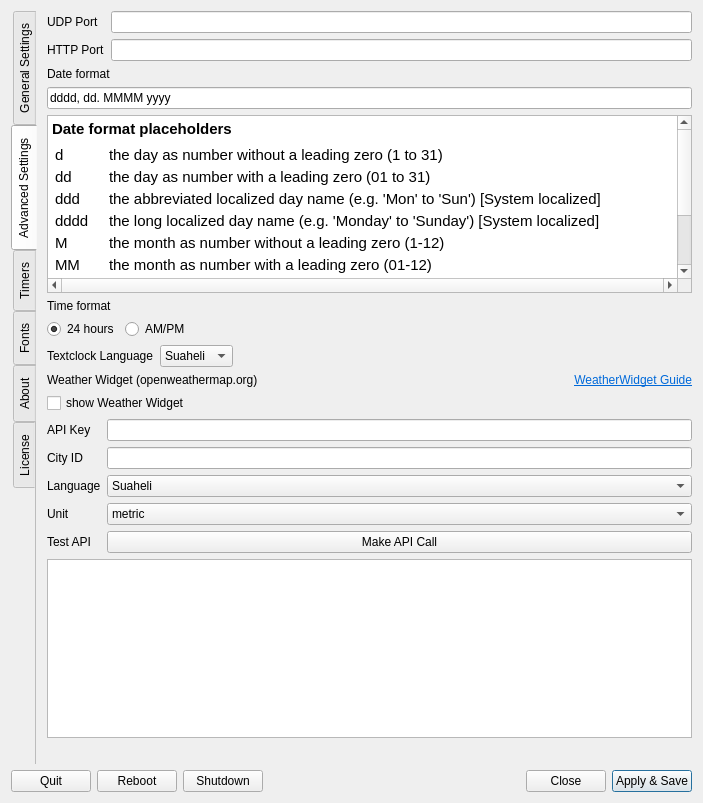
This is settings.ui in saschaludwig/OnAirScreen as Qt 5 draws it before an edit. The edited form follows.
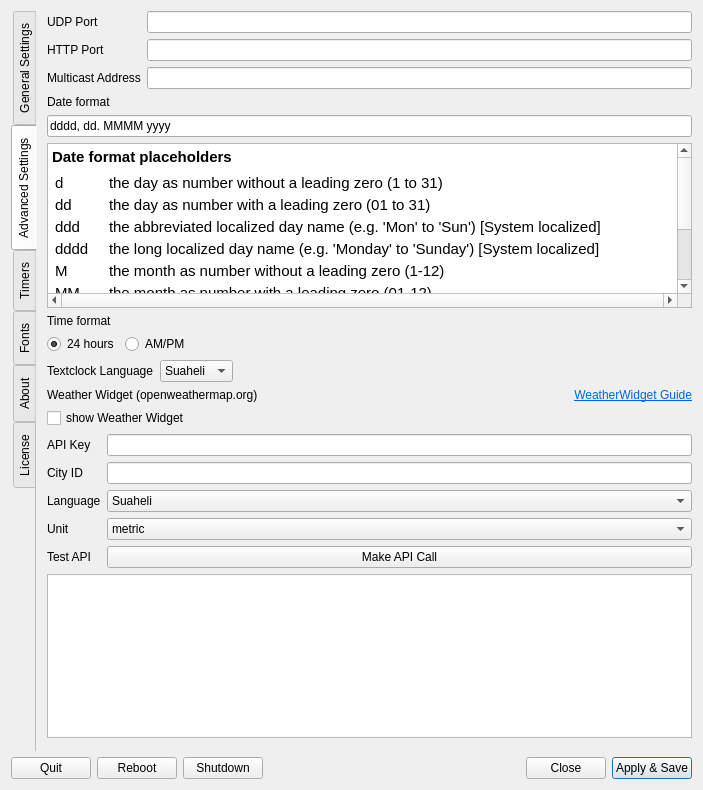
This is the edited form. The open tabs and pages were chosen to show the change. Icons and pictures are not drawn.

Commit message: added multicast group in UI and at socket

Diff of the .ui file:
```diff
--- a/settings.ui
+++ b/settings.ui
@@ -7,7 +7,7 @@
     <x>0</x>
     <y>0</y>
     <width>703</width>
-    <height>803</height>
+    <height>790</height>
    </rect>
   </property>
   <property name="minimumSize">
@@ -941,6 +941,9 @@
                <property name="text">
                 <string>NTP-Check Server:</string>
                </property>
+               <property name="buddy">
+                <cstring>NTPCheckServer</cstring>
+               </property>
               </widget>
              </item>
              <item>
@@ -960,6 +963,9 @@
              <property name="text">
               <string>Logo Path</string>
              </property>
+             <property name="buddy">
+              <cstring>logoPath</cstring>
+             </property>
             </widget>
            </item>
            <item>
@@ -1114,6 +1120,9 @@
                <property name="text">
                 <string>Hours LEDs</string>
                </property>
+               <property name="buddy">
+                <cstring>DigitalHourColorButton</cstring>
+               </property>
               </widget>
              </item>
              <item row="0" column="1">
@@ -1154,6 +1163,9 @@
                <property name="text">
                 <string>Seconds LEDs</string>
                </property>
+               <property name="buddy">
+                <cstring>DigitalSecondColorButton</cstring>
+               </property>
               </widget>
              </item>
              <item row="2" column="1">
@@ -1194,6 +1206,9 @@
                <property name="text">
                 <string>Digits LEDs</string>
                </property>
+               <property name="buddy">
+                <cstring>DigitalDigitColorButton</cstring>
+               </property>
               </widget>
              </item>
              <item row="3" column="1">
@@ -1364,59 +1379,59 @@
             <string>&lt;!DOCTYPE HTML PUBLIC &quot;-//W3C//DTD HTML 4.0//EN&quot; &quot;http://www.w3.org/TR/REC-html40/strict.dtd&quot;&gt;
 &lt;html&gt;&lt;head&gt;&lt;meta name=&quot;qrichtext&quot; content=&quot;1&quot; /&gt;&lt;style type=&quot;text/css&quot;&gt;
 p, li { white-space: pre-wrap; }
-&lt;/style&gt;&lt;/head&gt;&lt;body style=&quot; font-family:'.SF NS Text'; font-size:13pt; font-weight:400; font-style:normal;&quot;&gt;
-&lt;p style=&quot; margin-top:12px; margin-bottom:12px; margin-left:0px; margin-right:0px; -qt-block-indent:0; text-indent:0px;&quot;&gt;&lt;span style=&quot; font-size:11pt; font-weight:600;&quot;&gt;Date format placeholders&lt;/span&gt;&lt;/p&gt;
+&lt;/style&gt;&lt;/head&gt;&lt;body style=&quot; font-family:'.AppleSystemUIFont'; font-size:13pt; font-weight:400; font-style:normal;&quot;&gt;
+&lt;p style=&quot; margin-top:12px; margin-bottom:12px; margin-left:0px; margin-right:0px; -qt-block-indent:0; text-indent:0px;&quot;&gt;&lt;span style=&quot; font-family:'.SF NS Text'; font-size:11pt; font-weight:600;&quot;&gt;Date format placeholders&lt;/span&gt;&lt;/p&gt;
 &lt;table border=&quot;0&quot; style=&quot; margin-top:5px; margin-bottom:0px; margin-left:0px; margin-right:0px;&quot; cellspacing=&quot;2&quot; cellpadding=&quot;1&quot;&gt;
 &lt;tr&gt;
 &lt;td&gt;
-&lt;p style=&quot; margin-top:0px; margin-bottom:0px; margin-left:0px; margin-right:0px; -qt-block-indent:0; text-indent:0px;&quot;&gt;&lt;span style=&quot; font-size:11pt;&quot;&gt;d&lt;/span&gt;&lt;/p&gt;&lt;/td&gt;
+&lt;p style=&quot; margin-top:0px; margin-bottom:0px; margin-left:0px; margin-right:0px; -qt-block-indent:0; text-indent:0px;&quot;&gt;&lt;span style=&quot; font-family:'.SF NS Text'; font-size:11pt;&quot;&gt;d&lt;/span&gt;&lt;/p&gt;&lt;/td&gt;
 &lt;td&gt;
-&lt;p style=&quot; margin-top:0px; margin-bottom:0px; margin-left:0px; margin-right:0px; -qt-block-indent:0; text-indent:0px;&quot;&gt;&lt;span style=&quot; font-size:11pt;&quot;&gt;the day as number without a leading zero (1 to 31)&lt;/span&gt;&lt;/p&gt;&lt;/td&gt;&lt;/tr&gt;
+&lt;p style=&quot; margin-top:0px; margin-bottom:0px; margin-left:0px; margin-right:0px; -qt-block-indent:0; text-indent:0px;&quot;&gt;&lt;span style=&quot; font-family:'.SF NS Text'; font-size:11pt;&quot;&gt;the day as number without a leading zero (1 to 31)&lt;/span&gt;&lt;/p&gt;&lt;/td&gt;&lt;/tr&gt;
 &lt;tr&gt;
 &lt;td&gt;
-&lt;p style=&quot; margin-top:0px; margin-bottom:0px; margin-left:0px; margin-right:0px; -qt-block-indent:0; text-indent:0px;&quot;&gt;&lt;span style=&quot; font-size:11pt;&quot;&gt;dd&lt;/span&gt;&lt;/p&gt;&lt;/td&gt;
+&lt;p style=&quot; margin-top:0px; margin-bottom:0px; margin-left:0px; margin-right:0px; -qt-block-indent:0; text-indent:0px;&quot;&gt;&lt;span style=&quot; font-family:'.SF NS Text'; font-size:11pt;&quot;&gt;dd&lt;/span&gt;&lt;/p&gt;&lt;/td&gt;
 &lt;td&gt;
-&lt;p style=&quot; margin-top:0px; margin-bottom:0px; margin-left:0px; margin-right:0px; -qt-block-indent:0; text-indent:0px;&quot;&gt;&lt;span style=&quot; font-size:11pt;&quot;&gt;the day as number with a leading zero (01 to 31)&lt;/span&gt;&lt;/p&gt;&lt;/td&gt;&lt;/tr&gt;
+&lt;p style=&quot; margin-top:0px; margin-bottom:0px; margin-left:0px; margin-right:0px; -qt-block-indent:0; text-indent:0px;&quot;&gt;&lt;span style=&quot; font-family:'.SF NS Text'; font-size:11pt;&quot;&gt;the day as number with a leading zero (01 to 31)&lt;/span&gt;&lt;/p&gt;&lt;/td&gt;&lt;/tr&gt;
 &lt;tr&gt;
 &lt;td&gt;
-&lt;p style=&quot; margin-top:0px; margin-bottom:0px; margin-left:0px; margin-right:0px; -qt-block-indent:0; text-indent:0px;&quot;&gt;&lt;span style=&quot; font-size:11pt;&quot;&gt;ddd&lt;/span&gt;&lt;/p&gt;&lt;/td&gt;
+&lt;p style=&quot; margin-top:0px; margin-bottom:0px; margin-left:0px; margin-right:0px; -qt-block-indent:0; text-indent:0px;&quot;&gt;&lt;span style=&quot; font-family:'.SF NS Text'; font-size:11pt;&quot;&gt;ddd&lt;/span&gt;&lt;/p&gt;&lt;/td&gt;
 &lt;td&gt;
-&lt;p style=&quot; margin-top:0px; margin-bottom:0px; margin-left:0px; margin-right:0px; -qt-block-indent:0; text-indent:0px;&quot;&gt;&lt;span style=&quot; font-size:11pt;&quot;&gt;the abbreviated localized day name (e.g. 'Mon' to 'Sun') [System localized]&lt;/span&gt;&lt;/p&gt;&lt;/td&gt;&lt;/tr&gt;
+&lt;p style=&quot; margin-top:0px; margin-bottom:0px; margin-left:0px; margin-right:0px; -qt-block-indent:0; text-indent:0px;&quot;&gt;&lt;span style=&quot; font-family:'.SF NS Text'; font-size:11pt;&quot;&gt;the abbreviated localized day name (e.g. 'Mon' to 'Sun') [System localized]&lt;/span&gt;&lt;/p&gt;&lt;/td&gt;&lt;/tr&gt;
 &lt;tr&gt;
 &lt;td&gt;
-&lt;p style=&quot; margin-top:0px; margin-bottom:0px; margin-left:0px; margin-right:0px; -qt-block-indent:0; text-indent:0px;&quot;&gt;&lt;span style=&quot; font-size:11pt;&quot;&gt;dddd&lt;/span&gt;&lt;/p&gt;&lt;/td&gt;
+&lt;p style=&quot; margin-top:0px; margin-bottom:0px; margin-left:0px; margin-right:0px; -qt-block-indent:0; text-indent:0px;&quot;&gt;&lt;span style=&quot; font-family:'.SF NS Text'; font-size:11pt;&quot;&gt;dddd&lt;/span&gt;&lt;/p&gt;&lt;/td&gt;
 &lt;td&gt;
-&lt;p style=&quot; margin-top:0px; margin-bottom:0px; margin-left:0px; margin-right:0px; -qt-block-indent:0; text-indent:0px;&quot;&gt;&lt;span style=&quot; font-size:11pt;&quot;&gt;the long localized day name (e.g. 'Monday' to 'Sunday') [System localized]&lt;/span&gt;&lt;/p&gt;&lt;/td&gt;&lt;/tr&gt;
+&lt;p style=&quot; margin-top:0px; margin-bottom:0px; margin-left:0px; margin-right:0px; -qt-block-indent:0; text-indent:0px;&quot;&gt;&lt;span style=&quot; font-family:'.SF NS Text'; font-size:11pt;&quot;&gt;the long localized day name (e.g. 'Monday' to 'Sunday') [System localized]&lt;/span&gt;&lt;/p&gt;&lt;/td&gt;&lt;/tr&gt;
 &lt;tr&gt;
 &lt;td&gt;
-&lt;p style=&quot; margin-top:0px; margin-bottom:0px; margin-left:0px; margin-right:0px; -qt-block-indent:0; text-indent:0px;&quot;&gt;&lt;span style=&quot; font-size:11pt;&quot;&gt;M&lt;/span&gt;&lt;/p&gt;&lt;/td&gt;
+&lt;p style=&quot; margin-top:0px; margin-bottom:0px; margin-left:0px; margin-right:0px; -qt-block-indent:0; text-indent:0px;&quot;&gt;&lt;span style=&quot; font-family:'.SF NS Text'; font-size:11pt;&quot;&gt;M&lt;/span&gt;&lt;/p&gt;&lt;/td&gt;
 &lt;td&gt;
-&lt;p style=&quot; margin-top:0px; margin-bottom:0px; margin-left:0px; margin-right:0px; -qt-block-indent:0; text-indent:0px;&quot;&gt;&lt;span style=&quot; font-size:11pt;&quot;&gt;the month as number without a leading zero (1-12)&lt;/span&gt;&lt;/p&gt;&lt;/td&gt;&lt;/tr&gt;
+&lt;p style=&quot; margin-top:0px; margin-bottom:0px; margin-left:0px; margin-right:0px; -qt-block-indent:0; text-indent:0px;&quot;&gt;&lt;span style=&quot; font-family:'.SF NS Text'; font-size:11pt;&quot;&gt;the month as number without a leading zero (1-12)&lt;/span&gt;&lt;/p&gt;&lt;/td&gt;&lt;/tr&gt;
 &lt;tr&gt;
 &lt;td&gt;
-&lt;p style=&quot; margin-top:0px; margin-bottom:0px; margin-left:0px; margin-right:0px; -qt-block-indent:0; text-indent:0px;&quot;&gt;&lt;span style=&quot; font-size:11pt;&quot;&gt;MM&lt;/span&gt;&lt;/p&gt;&lt;/td&gt;
+&lt;p style=&quot; margin-top:0px; margin-bottom:0px; margin-left:0px; margin-right:0px; -qt-block-indent:0; text-indent:0px;&quot;&gt;&lt;span style=&quot; font-family:'.SF NS Text'; font-size:11pt;&quot;&gt;MM&lt;/span&gt;&lt;/p&gt;&lt;/td&gt;
 &lt;td&gt;
-&lt;p style=&quot; margin-top:0px; margin-bottom:0px; margin-left:0px; margin-right:0px; -qt-block-indent:0; text-indent:0px;&quot;&gt;&lt;span style=&quot; font-size:11pt;&quot;&gt;the month as number with a leading zero (01-12)&lt;/span&gt;&lt;/p&gt;&lt;/td&gt;&lt;/tr&gt;
+&lt;p style=&quot; margin-top:0px; margin-bottom:0px; margin-left:0px; margin-right:0px; -qt-block-indent:0; text-indent:0px;&quot;&gt;&lt;span style=&quot; font-family:'.SF NS Text'; font-size:11pt;&quot;&gt;the month as number with a leading zero (01-12)&lt;/span&gt;&lt;/p&gt;&lt;/td&gt;&lt;/tr&gt;
 &lt;tr&gt;
 &lt;td&gt;
-&lt;p style=&quot; margin-top:0px; margin-bottom:0px; margin-left:0px; margin-right:0px; -qt-block-indent:0; text-indent:0px;&quot;&gt;&lt;span style=&quot; font-size:11pt;&quot;&gt;MMM&lt;/span&gt;&lt;/p&gt;&lt;/td&gt;
+&lt;p style=&quot; margin-top:0px; margin-bottom:0px; margin-left:0px; margin-right:0px; -qt-block-indent:0; text-indent:0px;&quot;&gt;&lt;span style=&quot; font-family:'.SF NS Text'; font-size:11pt;&quot;&gt;MMM&lt;/span&gt;&lt;/p&gt;&lt;/td&gt;
 &lt;td&gt;
-&lt;p style=&quot; margin-top:0px; margin-bottom:0px; margin-left:0px; margin-right:0px; -qt-block-indent:0; text-indent:0px;&quot;&gt;&lt;span style=&quot; font-size:11pt;&quot;&gt;the abbreviated localized month name (e.g. 'Jan' to 'Dec') [System localized]&lt;/span&gt;&lt;/p&gt;&lt;/td&gt;&lt;/tr&gt;
+&lt;p style=&quot; margin-top:0px; margin-bottom:0px; margin-left:0px; margin-right:0px; -qt-block-indent:0; text-indent:0px;&quot;&gt;&lt;span style=&quot; font-family:'.SF NS Text'; font-size:11pt;&quot;&gt;the abbreviated localized month name (e.g. 'Jan' to 'Dec') [System localized]&lt;/span&gt;&lt;/p&gt;&lt;/td&gt;&lt;/tr&gt;
 &lt;tr&gt;
 &lt;td&gt;
-&lt;p style=&quot; margin-top:0px; margin-bottom:0px; margin-left:0px; margin-right:0px; -qt-block-indent:0; text-indent:0px;&quot;&gt;&lt;span style=&quot; font-size:11pt;&quot;&gt;MMMM&lt;/span&gt;&lt;/p&gt;&lt;/td&gt;
+&lt;p style=&quot; margin-top:0px; margin-bottom:0px; margin-left:0px; margin-right:0px; -qt-block-indent:0; text-indent:0px;&quot;&gt;&lt;span style=&quot; font-family:'.SF NS Text'; font-size:11pt;&quot;&gt;MMMM&lt;/span&gt;&lt;/p&gt;&lt;/td&gt;
 &lt;td&gt;
-&lt;p style=&quot; margin-top:0px; margin-bottom:0px; margin-left:0px; margin-right:0px; -qt-block-indent:0; text-indent:0px;&quot;&gt;&lt;span style=&quot; font-size:11pt;&quot;&gt;the long localized month name (e.g. 'January' to 'December') [System localized]&lt;/span&gt;&lt;/p&gt;&lt;/td&gt;&lt;/tr&gt;
+&lt;p style=&quot; margin-top:0px; margin-bottom:0px; margin-left:0px; margin-right:0px; -qt-block-indent:0; text-indent:0px;&quot;&gt;&lt;span style=&quot; font-family:'.SF NS Text'; font-size:11pt;&quot;&gt;the long localized month name (e.g. 'January' to 'December') [System localized]&lt;/span&gt;&lt;/p&gt;&lt;/td&gt;&lt;/tr&gt;
 &lt;tr&gt;
 &lt;td&gt;
-&lt;p style=&quot; margin-top:0px; margin-bottom:0px; margin-left:0px; margin-right:0px; -qt-block-indent:0; text-indent:0px;&quot;&gt;&lt;span style=&quot; font-size:11pt;&quot;&gt;yy&lt;/span&gt;&lt;/p&gt;&lt;/td&gt;
+&lt;p style=&quot; margin-top:0px; margin-bottom:0px; margin-left:0px; margin-right:0px; -qt-block-indent:0; text-indent:0px;&quot;&gt;&lt;span style=&quot; font-family:'.SF NS Text'; font-size:11pt;&quot;&gt;yy&lt;/span&gt;&lt;/p&gt;&lt;/td&gt;
 &lt;td&gt;
-&lt;p style=&quot; margin-top:0px; margin-bottom:0px; margin-left:0px; margin-right:0px; -qt-block-indent:0; text-indent:0px;&quot;&gt;&lt;span style=&quot; font-size:11pt;&quot;&gt;the year as two digit number (00-99)&lt;/span&gt;&lt;/p&gt;&lt;/td&gt;&lt;/tr&gt;
+&lt;p style=&quot; margin-top:0px; margin-bottom:0px; margin-left:0px; margin-right:0px; -qt-block-indent:0; text-indent:0px;&quot;&gt;&lt;span style=&quot; font-family:'.SF NS Text'; font-size:11pt;&quot;&gt;the year as two digit number (00-99)&lt;/span&gt;&lt;/p&gt;&lt;/td&gt;&lt;/tr&gt;
 &lt;tr&gt;
 &lt;td&gt;
-&lt;p style=&quot; margin-top:0px; margin-bottom:0px; margin-left:0px; margin-right:0px; -qt-block-indent:0; text-indent:0px;&quot;&gt;&lt;span style=&quot; font-size:11pt;&quot;&gt;yyyy&lt;/span&gt;&lt;/p&gt;&lt;/td&gt;
+&lt;p style=&quot; margin-top:0px; margin-bottom:0px; margin-left:0px; margin-right:0px; -qt-block-indent:0; text-indent:0px;&quot;&gt;&lt;span style=&quot; font-family:'.SF NS Text'; font-size:11pt;&quot;&gt;yyyy&lt;/span&gt;&lt;/p&gt;&lt;/td&gt;
 &lt;td&gt;
-&lt;p style=&quot; margin-top:0px; margin-bottom:0px; margin-left:0px; margin-right:0px; -qt-block-indent:0; text-indent:0px;&quot;&gt;&lt;span style=&quot; font-size:11pt;&quot;&gt;the year as four digit number&lt;/span&gt;&lt;/p&gt;&lt;/td&gt;&lt;/tr&gt;&lt;/table&gt;&lt;/body&gt;&lt;/html&gt;</string>
+&lt;p style=&quot; margin-top:0px; margin-bottom:0px; margin-left:0px; margin-right:0px; -qt-block-indent:0; text-indent:0px;&quot;&gt;&lt;span style=&quot; font-family:'.SF NS Text'; font-size:11pt;&quot;&gt;the year as four digit number&lt;/span&gt;&lt;/p&gt;&lt;/td&gt;&lt;/tr&gt;&lt;/table&gt;&lt;/body&gt;&lt;/html&gt;</string>
            </property>
           </widget>
          </item>
@@ -1714,7 +1729,7 @@
            </property>
           </widget>
          </item>
-         <item row="1" column="0">
+         <item row="2" column="0">
           <widget class="QLabel" name="label_12">
            <property name="text">
             <string>HTTP Port</string>
@@ -1724,9 +1739,22 @@
            </property>
           </widget>
          </item>
-         <item row="1" column="1">
+         <item row="2" column="1">
           <widget class="QLineEdit" name="httpport"/>
          </item>
+         <item row="4" column="0">
+          <widget class="QLabel" name="label_40">
+           <property name="text">
+            <string>Multicast Address</string>
+           </property>
+           <property name="buddy">
+            <cstring>multicast_group</cstring>
+           </property>
+          </widget>
+         </item>
+         <item row="4" column="1">
+          <widget class="QLineEdit" name="multicast_group"/>
+         </item>
         </layout>
        </item>
       </layout>
@@ -2027,6 +2055,9 @@
            <property name="text">
             <string>Miminum Timer Width</string>
            </property>
+           <property name="buddy">
+            <cstring>AIRMinWidth</cstring>
+           </property>
           </widget>
          </item>
          <item>
@@ -2091,6 +2122,9 @@
            <property name="text">
             <string>AIR4</string>
            </property>
+           <property name="buddy">
+            <cstring>SetFont_AIR4</cstring>
+           </property>
           </widget>
          </item>
          <item row="4" column="0">
@@ -2098,6 +2132,9 @@
            <property name="text">
             <string>LED1</string>
            </property>
+           <property name="buddy">
+            <cstring>SetFont_LED1</cstring>
+           </property>
           </widget>
          </item>
          <item row="0" column="0">
@@ -2105,6 +2142,9 @@
            <property name="text">
             <string>AIR1</string>
            </property>
+           <property name="buddy">
+            <cstring>SetFont_AIR1</cstring>
+           </property>
           </widget>
          </item>
          <item row="7" column="0">
@@ -2112,6 +2152,9 @@
            <property name="text">
             <string>LED4</string>
            </property>
+           <property name="buddy">
+            <cstring>SetFont_LED4</cstring>
+           </property>
           </widget>
          </item>
          <item row="9" column="0">
@@ -2119,6 +2162,9 @@
            <property name="text">
             <string>Slogan</string>
            </property>
+           <property name="buddy">
+            <cstring>SetFont_Slogan</cstring>
+           </property>
           </widget>
          </item>
          <item row="5" column="0">
@@ -2126,6 +2172,9 @@
            <property name="text">
             <string>LED2</string>
            </property>
+           <property name="buddy">
+            <cstring>SetFont_LED2</cstring>
+           </property>
           </widget>
          </item>
          <item row="8" column="0">
@@ -2133,6 +2182,9 @@
            <property name="text">
             <string>Station Name</string>
            </property>
+           <property name="buddy">
+            <cstring>SetFont_StationName</cstring>
+           </property>
           </widget>
          </item>
          <item row="1" column="0">
@@ -2140,6 +2192,9 @@
            <property name="text">
             <string>AIR2</string>
            </property>
+           <property name="buddy">
+            <cstring>SetFont_AIR2</cstring>
+           </property>
           </widget>
          </item>
          <item row="6" column="0">
@@ -2147,6 +2202,9 @@
            <property name="text">
             <string>LED3</string>
            </property>
+           <property name="buddy">
+            <cstring>SetFont_LED3</cstring>
+           </property>
           </widget>
          </item>
          <item row="0" column="1">
@@ -2168,6 +2226,9 @@
            <property name="text">
             <string>AIR3</string>
            </property>
+           <property name="buddy">
+            <cstring>SetFont_AIR3</cstring>
+           </property>
           </widget>
          </item>
          <item row="2" column="1">
```
The commit also changes 1 other file.
